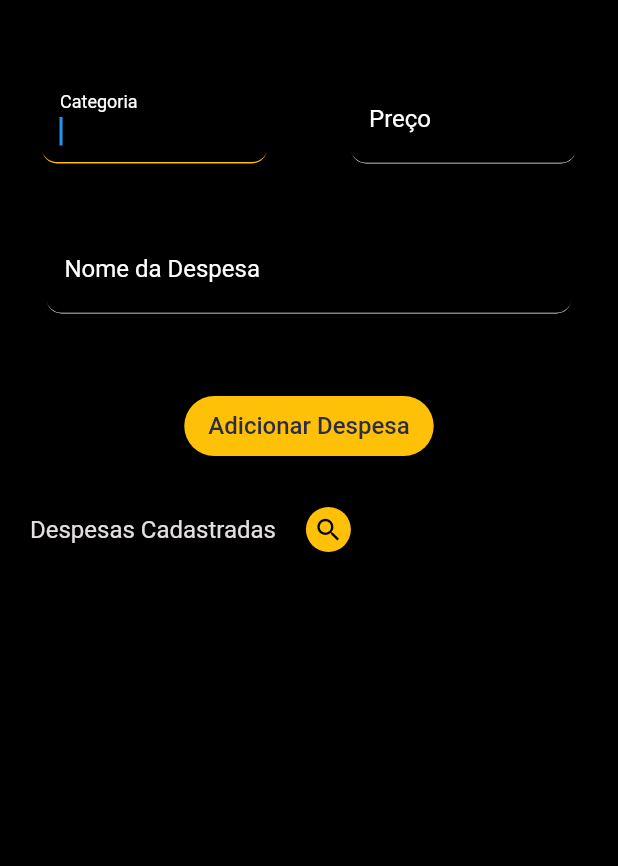
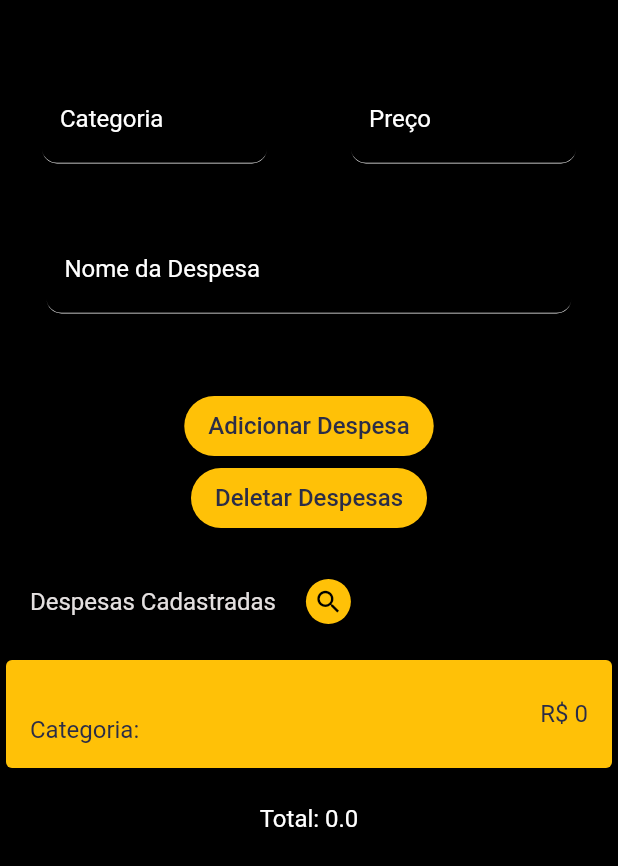
Before and after one commit to fabiovazz/expense_manager, a Flutter app: the ExpensesPage screen opened directly, after a tap on "Adicionar Despesa", on a phone screen of 412 x 824 dp. Shown: the top 866 px of the screen. Run offline on Flutter 3.47's test engine with Material 2 defaults, Android fonts, the phone set to English and light mode, and no system bars; our stand-ins replace currency_text_input_formatter, sqflite; accounts and stored records are empty; Roboto replaces fonts that are missing (Poppins).

```diff
--- a/lib/models/expense.dart
+++ b/lib/models/expense.dart
@@ -1,22 +1,20 @@
 class Expense {
   static const String table = 'expenses';
-  static const String colId = 'id';
   static const String colName = 'name';
   static const String colAmount = 'amount';
   static const String colType = 'type';
 
-  final int id;
   final String name;
-  final double amount;
+  final num amount;
   final String type;
 
-  Expense(
-      {required this.id,
-      required this.name,
-      required this.amount,
-      required this.type});
+  Expense({
+    required this.name,
+    required this.amount,
+    required this.type,
+  });
 
   Map<String, dynamic> toMap() {
-    return {colId: id, colName: name, colAmount: amount, colType: type};
+    return {colName: name, colAmount: amount, colType: type};
   }
 }
--- a/lib/models/expense_dao.dart
+++ b/lib/models/expense_dao.dart
@@ -15,7 +15,6 @@ class ExpenseDAO {
       version: 1,
       onCreate: (db, version) {
         db.execute("CREATE TABLE IF NOT EXISTS ${Expense.table} ("
-            "${Expense.colId} INTEGER PRIMARY KEY AUTOINCREMENT,"
             "${Expense.colName} TEXT,"
             "${Expense.colAmount} REAL,"
             "${Expense.colType} TEXT )");
@@ -29,7 +28,6 @@ class ExpenseDAO {
 
     return List.generate(maps.length, (i) {
       return Expense(
-          id: maps[i][Expense.colId],
           name: maps[i][Expense.colName],
           amount: maps[i][Expense.colAmount],
           type: maps[i][Expense.colType]);
@@ -40,4 +38,9 @@ class ExpenseDAO {
     final Database db = await database;
     return await db.insert(Expense.table, expense.toMap());
   }
+
+  Future delete() async {
+    final Database db = await database;
+    db.delete(Expense.table);
+  }
 }
--- a/lib/pages/expenses.dart
+++ b/lib/pages/expenses.dart
@@ -1,6 +1,7 @@
 import 'package:expense_manager/models/expense_dao.dart';
 import 'package:flutter/material.dart';
 import 'package:currency_text_input_formatter/currency_text_input_formatter.dart';
+import 'package:flutter/services.dart';
 
 import '../models/expense.dart';
 
@@ -15,8 +16,13 @@ class _ExpensesPage extends State<ExpensesPage> {
   final ExpenseDAO _dao = ExpenseDAO();
   bool _isSearching = false;
   TextEditingController nameExpense = TextEditingController();
+  TextEditingController searchExpense = TextEditingController();
   TextEditingController typeExpense = TextEditingController();
   TextEditingController amountExpense = TextEditingController();
+  CurrencyTextInputFormatter formatter = CurrencyTextInputFormatter(
+    locale: 'pt-br',
+    symbol: 'R\$',
+  );
   getExpenses() {
     _dao.getAll().then((value) => setState(() {
           expenses = value;
@@ -35,7 +41,11 @@ class _ExpensesPage extends State<ExpensesPage> {
   Widget build(BuildContext context) {
     return Scaffold(
         backgroundColor: const Color.fromRGBO(0, 0, 0, 1),
-      body: Column(crossAxisAlignment: CrossAxisAlignment.stretch, children: [
+        body: SingleChildScrollView(
+          child: Column(
+              crossAxisAlignment: CrossAxisAlignment.stretch,
+              mainAxisSize: MainAxisSize.min,
+              children: [
                 const Padding(padding: EdgeInsets.only(top: 30)),
                 Column(
                   crossAxisAlignment: CrossAxisAlignment.center,
@@ -50,8 +60,8 @@ class _ExpensesPage extends State<ExpensesPage> {
                             width: 150,
                             height: 80,
                             child: TextFormField(
+                              controller: typeExpense,
                               keyboardType: TextInputType.name,
-                      autofocus: true,
                               decoration: InputDecoration(
                                 labelText: 'Categoria',
                                 labelStyle: const TextStyle(
@@ -89,14 +99,8 @@ class _ExpensesPage extends State<ExpensesPage> {
                             height: 80,
                             child: TextFormField(
                               keyboardType: TextInputType.number,
-                      autofocus: true,
-                      inputFormatters: [
-                        CurrencyTextInputFormatter(
-                          locale: 'pt_BR',
-                          decimalDigits: 2,
-                          symbol: 'R\$',
-                        )
-                      ],
+                              controller: amountExpense,
+                              inputFormatters: <TextInputFormatter>[formatter],
                               decoration: InputDecoration(
                                 labelText: 'Preço',
                                 labelStyle: const TextStyle(
@@ -137,7 +141,7 @@ class _ExpensesPage extends State<ExpensesPage> {
                         height: 80,
                         child: TextFormField(
                           keyboardType: TextInputType.name,
-                  autofocus: true,
+                          controller: nameExpense,
                           decoration: InputDecoration(
                             labelText: 'Nome da Despesa',
                             labelStyle: const TextStyle(
@@ -170,9 +174,18 @@ class _ExpensesPage extends State<ExpensesPage> {
                     ),
                     const Padding(padding: EdgeInsets.only(top: 30)),
                     FilledButton(
-                onPressed: () {},
+                        onPressed: () {
+                          _dao
+                              .insert(Expense(
+                                name: nameExpense.text,
+                                type: typeExpense.text,
+                                amount: formatter.getUnformattedValue(),
+                              ))
+                              .then((value) => getExpenses());
+                        },
                         style: const ButtonStyle(
-                  backgroundColor: MaterialStatePropertyAll(Colors.amber),
+                          backgroundColor:
+                              MaterialStatePropertyAll(Colors.amber),
                         ),
                         child: const Text(
                             style: TextStyle(
@@ -180,6 +193,20 @@ class _ExpensesPage extends State<ExpensesPage> {
                               fontSize: 16,
                             ),
                             "Adicionar Despesa")),
+                    FilledButton(
+                        onPressed: () {
+                          _dao.delete().then((value) => getExpenses());
+                        },
+                        style: const ButtonStyle(
+                          backgroundColor:
+                              MaterialStatePropertyAll(Colors.amber),
+                        ),
+                        child: const Text(
+                            style: TextStyle(
+                              color: Color.fromRGBO(43, 45, 71, 1),
+                              fontSize: 16,
+                            ),
+                            "Deletar Despesas")),
                     const Padding(padding: EdgeInsets.only(top: 30)),
                     Row(
                       children: [
@@ -200,8 +227,9 @@ class _ExpensesPage extends State<ExpensesPage> {
                                       backgroundColor: Colors.amber,
                                       radius: 15,
                                       child: IconButton(
-                                onPressed: () =>
-                                    {setState(() => _isSearching = true)},
+                                        onPressed: () => {
+                                          setState(() => _isSearching = true)
+                                        },
                                         splashRadius: 20,
                                         padding: EdgeInsets.zero,
                                         icon: const Icon(
@@ -223,7 +251,10 @@ class _ExpensesPage extends State<ExpensesPage> {
                                       height: 80,
                                       child: TextFormField(
                                         keyboardType: TextInputType.name,
-                                autofocus: true,
+                                        onChanged: (value) => {
+                                          setState(
+                                              () => searchExpense.text = value)
+                                        },
                                         decoration: InputDecoration(
                                           labelText: 'Pesquisar por categoria',
                                           labelStyle: const TextStyle(
@@ -236,14 +267,16 @@ class _ExpensesPage extends State<ExpensesPage> {
                                               color: Colors.amber,
                                               width: 1,
                                             ),
-                                    borderRadius: BorderRadius.circular(10),
+                                            borderRadius:
+                                                BorderRadius.circular(10),
                                           ),
                                           enabledBorder: UnderlineInputBorder(
                                             borderSide: const BorderSide(
                                               color: Colors.white,
                                               width: 0.5,
                                             ),
-                                    borderRadius: BorderRadius.circular(10),
+                                            borderRadius:
+                                                BorderRadius.circular(10),
                                           ),
                                         ),
                                         style: const TextStyle(
@@ -254,40 +287,85 @@ class _ExpensesPage extends State<ExpensesPage> {
                                       ),
                                     ),
                                   ),
-                          Container(
-                            alignment: Alignment.bottomCenter,
-                            child: CircleAvatar(
-                              backgroundColor: Colors.amber,
-                              radius: 15,
-                              child: IconButton(
-                                onPressed: () => {},
-                                splashRadius: 20,
-                                padding: EdgeInsets.zero,
-                                icon: const Icon(
-                                  Icons.search,
-                                  color: Colors.black,
-                                  size: 20,
-                                ),
-                              ),
-                            ),
-                          )
                                 ],
                               ),
-                const Align()
                       ],
                     ),
                     const Padding(padding: EdgeInsets.only(top: 20)),
+                    SizedBox(
+                      height: expenses.length * 80.0,
+                      child: listExpenses(),
+                    ),
+                    const Padding(padding: EdgeInsets.only(top: 20)),
+                    Text(
+                        style: const TextStyle(
+                          fontFamily: 'Poppins',
+                          color: Colors.white,
+                          fontSize: 16,
+                        ),
+                        'Total: ${sumTotalAmount()}')
                   ],
                 )
               ]),
-    );
+        ));
   }
 
   double sumTotalAmount() {
     double totalAmount = 0;
-    for (Expense expense in expenses) {
+    for (Expense expense in expenses.where((expense) => expense.type
+        .toLowerCase()
+        .contains(searchExpense.text.toLowerCase()))) {
       totalAmount += expense.amount;
     }
+    {
       return totalAmount;
     }
   }
+
+  listExpenses() {
+    return Expanded(
+        child: ListView.builder(
+            itemCount: expenses
+                .where((expense) => expense.type
+                    .toLowerCase()
+                    .contains(searchExpense.text.toLowerCase()))
+                .length,
+            itemBuilder: (context, index) {
+              final filteredExpenses = expenses
+                  .where((expense) => expense.type
+                      .toLowerCase()
+                      .contains(searchExpense.text.toLowerCase()))
+                  .toList();
+              return Card(
+                  color: Colors.amber,
+                  child: ListTile(
+                    title: Text(
+                        style: const TextStyle(
+                          color: Color.fromRGBO(43, 45, 71, 1),
+                          fontSize: 16,
+                        ),
+                        filteredExpenses[index].name),
+                    subtitle: Text(
+                        style: const TextStyle(
+                          color: Color.fromRGBO(43, 45, 71, 1),
+                          fontSize: 16,
+                        ),
+                        'Categoria: ${filteredExpenses[index].type}'),
+                    trailing: Text(
+                        style: const TextStyle(
+                          color: Color.fromRGBO(43, 45, 71, 1),
+                          fontSize: 16,
+                        ),
+                        'R\$ ${filteredExpenses[index].amount}'),
+                    onTap: () {
+                      setState(() {
+                        nameExpense.text = filteredExpenses[index].name;
+                        typeExpense.text = filteredExpenses[index].type;
+                        amountExpense.text =
+                            filteredExpenses[index].amount.toString();
+                      });
+                    },
+                  ));
+            }));
+  }
+}
```
Lines whose indentation alone changed are shown as unchanged.
